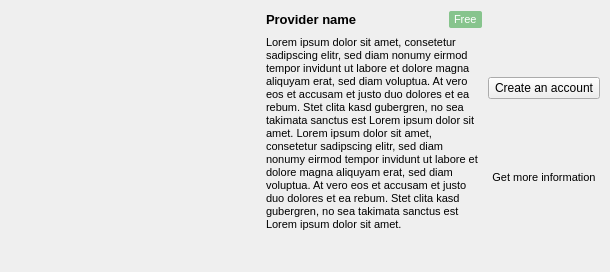
Qt form src/gui/wizard/providerwidget.ui (nextcloud/gsoc_client) before a commit.
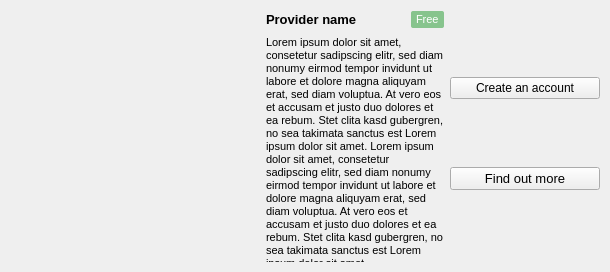
The same form after that commit. Icons and pictures are not drawn.

Commit message: Unify button layout in provider list

Patch:
```diff
--- a/src/gui/wizard/providerwidget.ui
+++ b/src/gui/wizard/providerwidget.ui
@@ -212,6 +212,12 @@
          <verstretch>0</verstretch>
         </sizepolicy>
        </property>
+       <property name="minimumSize">
+        <size>
+         <width>150</width>
+         <height>0</height>
+        </size>
+       </property>
        <property name="text">
         <string>Create an account</string>
        </property>
@@ -219,19 +225,25 @@
      </item>
      <item>
       <widget class="QPushButton" name="informationButton">
+       <property name="minimumSize">
+        <size>
+         <width>150</width>
+         <height>0</height>
+        </size>
+       </property>
        <property name="font">
         <font>
-         <pointsize>8</pointsize>
+         <pointsize>10</pointsize>
         </font>
        </property>
        <property name="text">
-        <string>Get more information</string>
+        <string>Find out more</string>
        </property>
        <property name="default">
         <bool>false</bool>
        </property>
        <property name="flat">
-        <bool>true</bool>
+        <bool>false</bool>
        </property>
       </widget>
      </item>
```
The commit also changes 1 other file.
